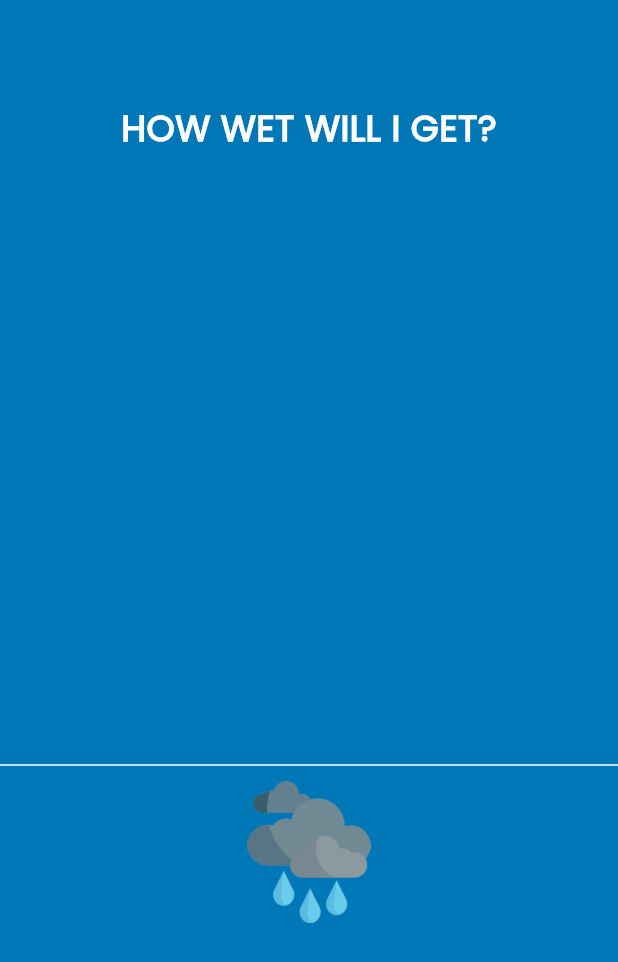
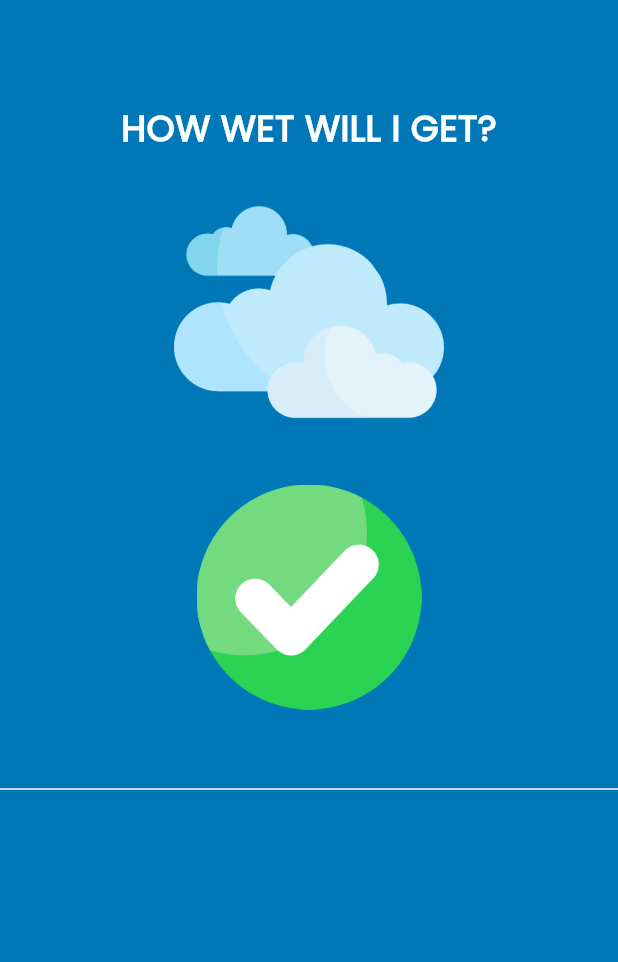
Before and after one commit to jraemakers/how-wet-will-i-get, a Flutter app: the screen it shows after launch, on a phone screen of 412 x 824 dp. Shown: the top 962 px of the screen. Run offline on Flutter 3.47's test engine with Material 3 defaults, Android fonts, the phone set to English and light mode, and no system bars.

Commit message:
added top two img

```diff
--- a/client/lib/main.dart
+++ b/client/lib/main.dart
@@ -30,18 +30,25 @@ class MainApp extends StatelessWidget {
                 ),
               ),
             ),
-            SizedBox(height: 400),
+            SizedBox(height: 16), // Add some space between text and image
+            Center(
+              child: Image.asset(
+                'assets/images/rain-none.png', // Adjust path as per your asset location
+                height: 180, // Adjust height as needed
+                width: 200, // Adjust width as needed
+              ),
+            ),
+              Center(
+              child: Image.asset(
+                'assets/images/check.png', // Adjust path as per your asset location
+                height: 200, // Adjust height as needed
+                width: 150, // Adjust width as needed
+              ),
+            ),
+            SizedBox(height: 20),
             Divider(
               color: Colors.white,
               thickness: 1.0,
-            ),
-            // Add Image widget
-            Center(
-              child: Image.asset(
-                'assets/images/rain-hard.png', // Adjust path as per your asset location
-                height: 100, // Adjust height as needed
-                width: 100, // Adjust width as needed
-              ),
             ),
           ],
         ),
```
